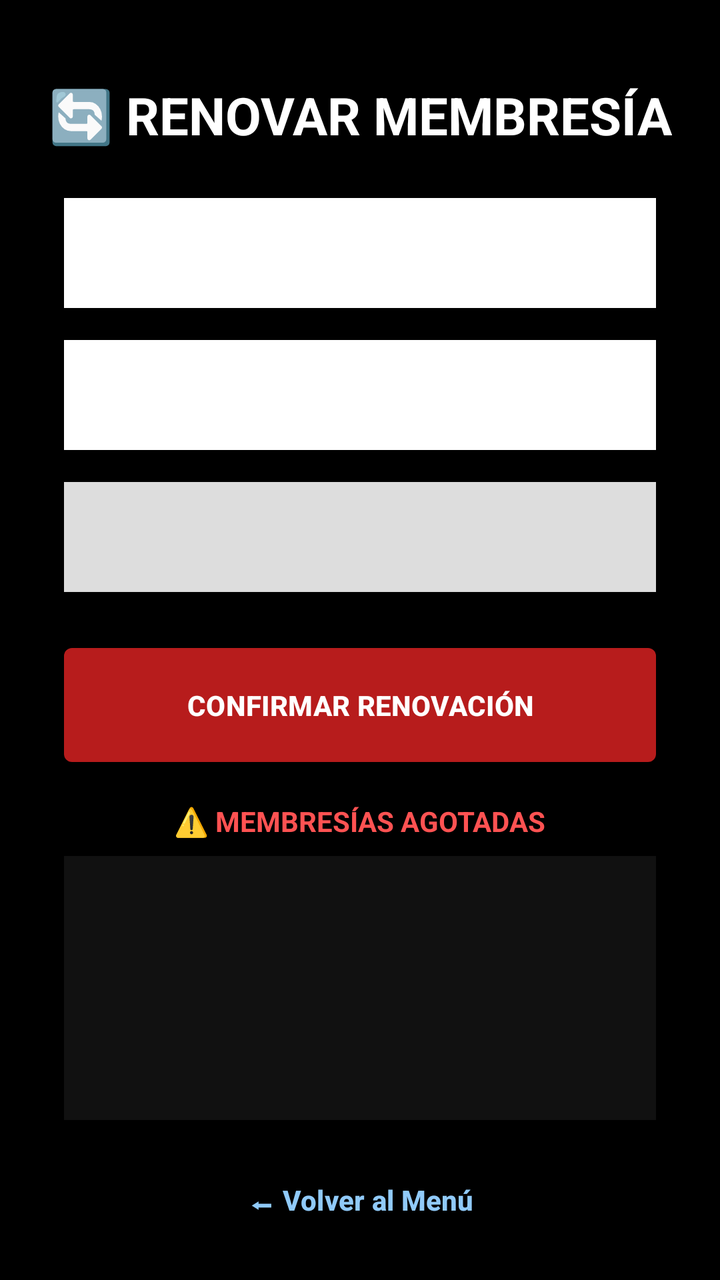
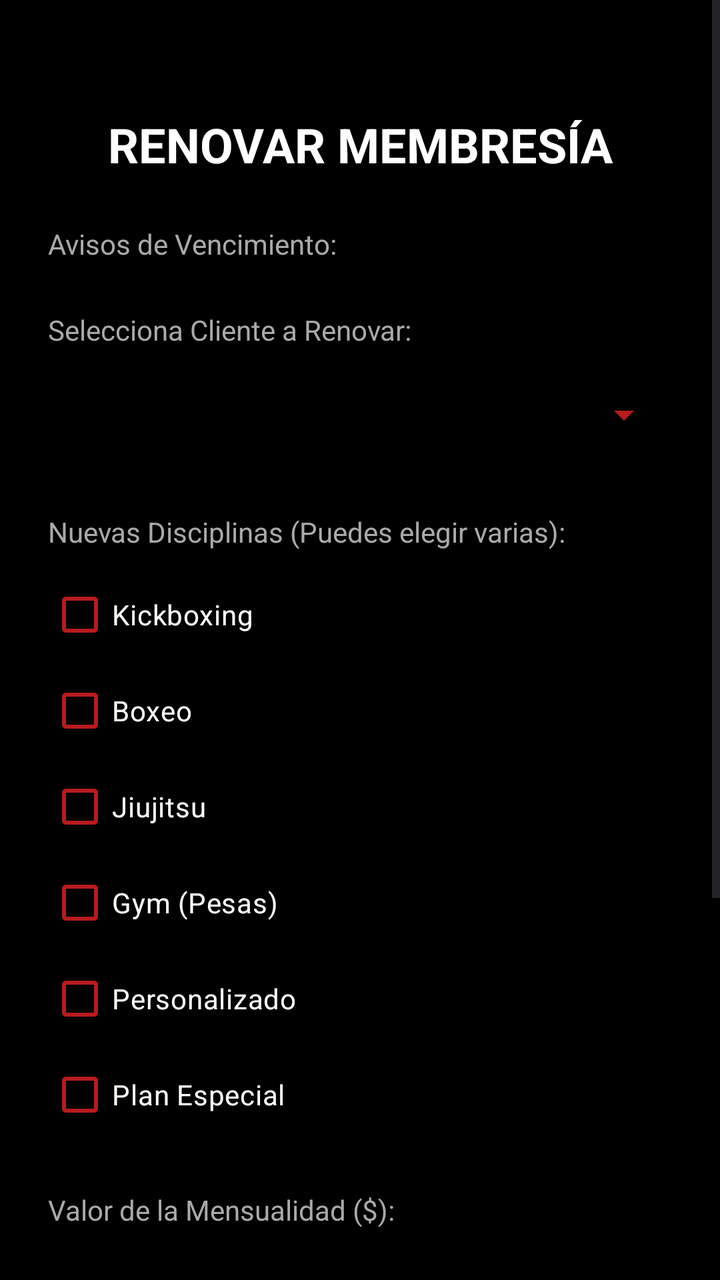

Two renders of the same Android screen: before a commit and after it. Below are the layout's source before the change and the commit's diff.
<!-- AndroidManifest.xml: application theme Theme.GYMKRATOS -->
<!-- res/layout/activity_renovar.xml -->
<?xml version="1.0" encoding="utf-8"?>
<androidx.constraintlayout.widget.ConstraintLayout xmlns:android="http://schemas.android.com/apk/res/android"
    xmlns:app="http://schemas.android.com/apk/res-auto"
    android:id="@+id/main"
    android:layout_width="match_parent"
    android:layout_height="match_parent"
    android:background="#000000">

    <TextView
        android:id="@+id/tvTituloRenovar"
        android:layout_width="wrap_content"
        android:layout_height="wrap_content"
        android:layout_marginTop="40dp"
        android:text="🔄 RENOVAR MEMBRESÍA"
        android:textColor="#FFFFFF"
        android:textSize="26sp"
        android:textStyle="bold"
        app:layout_constraintEnd_toEndOf="parent"
        app:layout_constraintStart_toStartOf="parent"
        app:layout_constraintTop_toTopOf="parent" />

    
    <Spinner
        android:id="@+id/spinnerClientesRenovar"
        android:layout_width="0dp"
        android:layout_height="55dp"
        android:layout_marginHorizontal="32dp"
        android:layout_marginTop="24dp"
        android:background="#FFFFFF"
        app:layout_constraintEnd_toEndOf="parent"
        app:layout_constraintStart_toStartOf="parent"
        app:layout_constraintTop_toBottomOf="@+id/tvTituloRenovar" />

    
    <Spinner
        android:id="@+id/spinnerDisciplinaRenovar"
        android:layout_width="0dp"
        android:layout_height="55dp"
        android:layout_marginHorizontal="32dp"
        android:layout_marginTop="16dp"
        android:background="#FFFFFF"
        app:layout_constraintEnd_toEndOf="parent"
        app:layout_constraintStart_toStartOf="parent"
        app:layout_constraintTop_toBottomOf="@+id/spinnerClientesRenovar" />

    
    <Spinner
        android:id="@+id/spinnerMontoRenovar"
        android:layout_width="0dp"
        android:layout_height="55dp"
        android:layout_marginHorizontal="32dp"
        android:layout_marginTop="16dp"
        android:background="#DDDDDD"
        app:layout_constraintEnd_toEndOf="parent"
        app:layout_constraintStart_toStartOf="parent"
        app:layout_constraintTop_toBottomOf="@+id/spinnerDisciplinaRenovar" />

    <Button
        android:id="@+id/btnRenovarAccion"
        android:layout_width="0dp"
        android:layout_height="65dp"
        android:layout_marginHorizontal="32dp"
        android:layout_marginTop="24dp"
        android:text="CONFIRMAR RENOVACIÓN"
        android:textColor="#FFFFFF"
        android:textStyle="bold"
        app:backgroundTint="#B71C1C"
        app:cornerRadius="4dp"
        app:layout_constraintEnd_toEndOf="parent"
        app:layout_constraintStart_toStartOf="parent"
        app:layout_constraintTop_toBottomOf="@+id/spinnerMontoRenovar" />

    
    <TextView
        android:id="@+id/tvTituloVencidos"
        android:layout_width="wrap_content"
        android:layout_height="wrap_content"
        android:layout_marginTop="16dp"
        android:text="⚠️ MEMBRESÍAS AGOTADAS"
        android:textColor="#FF5252"
        android:textStyle="bold"
        app:layout_constraintEnd_toEndOf="parent"
        app:layout_constraintStart_toStartOf="parent"
        app:layout_constraintTop_toBottomOf="@+id/btnRenovarAccion" />

    
    <ScrollView
        android:id="@+id/scrollVencidos"
        android:layout_width="0dp"
        android:layout_height="0dp"
        android:layout_marginHorizontal="32dp"
        android:layout_marginTop="8dp"
        android:layout_marginBottom="16dp"
        android:background="#111111"
        android:padding="8dp"
        app:layout_constraintBottom_toTopOf="@+id/btnVolverDesdeRenovar"
        app:layout_constraintEnd_toEndOf="parent"
        app:layout_constraintStart_toStartOf="parent"
        app:layout_constraintTop_toBottomOf="@+id/tvTituloVencidos">

        <LinearLayout
            android:id="@+id/contenedorVencidos"
            android:layout_width="match_parent"
            android:layout_height="wrap_content"
            android:orientation="vertical" />
    </ScrollView>

    <Button
        android:id="@+id/btnVolverDesdeRenovar"
        android:layout_width="wrap_content"
        android:layout_height="wrap_content"
        android:layout_marginBottom="16dp"
        android:background="@android:color/transparent"
        android:text="⬅ Volver al Menú"
        android:textColor="#90CAF9"
        android:textStyle="bold"
        app:layout_constraintBottom_toBottomOf="parent"
        app:layout_constraintEnd_toEndOf="parent"
        app:layout_constraintStart_toStartOf="parent" />

</androidx.constraintlayout.widget.ConstraintLayout>
<!-- resources referenced by this layout -->
<resources>
  <style name="Theme.GYMKRATOS" parent="Base.Theme.GYMKRATOS" />
  <style name="Base.Theme.GYMKRATOS" parent="Theme.Material3.DayNight.NoActionBar">
          
          
      </style>
</resources>

<!-- the commit's change to res/layout/activity_renovar.xml (unified diff, before → after) -->
@@ -1,121 +1,155 @@
 <?xml version="1.0" encoding="utf-8"?>
-<androidx.constraintlayout.widget.ConstraintLayout xmlns:android="http://schemas.android.com/apk/res/android"
+<ScrollView xmlns:android="http://schemas.android.com/apk/res/android"
     xmlns:app="http://schemas.android.com/apk/res-auto"
     android:id="@+id/main"
     android:layout_width="match_parent"
     android:layout_height="match_parent"
-    android:background="#000000">
+    android:background="#000000"
+    android:fillViewport="true">
 
-    <TextView
-        android:id="@+id/tvTituloRenovar"
-        android:layout_width="wrap_content"
+    <LinearLayout
+        android:layout_width="match_parent"
         android:layout_height="wrap_content"
-        android:layout_marginTop="40dp"
-        android:text="🔄 RENOVAR MEMBRESÍA"
-        android:textColor="#FFFFFF"
-        android:textSize="26sp"
-        android:textStyle="bold"
-        app:layout_constraintEnd_toEndOf="parent"
-        app:layout_constraintStart_toStartOf="parent"
-        app:layout_constraintTop_toTopOf="parent" />
+        android:orientation="vertical"
+        android:padding="24dp">
 
-    
-    <Spinner
-        android:id="@+id/spinnerClientesRenovar"
-        android:layout_width="0dp"
-        android:layout_height="55dp"
-        android:layout_marginHorizontal="32dp"
-        android:layout_marginTop="24dp"
-        android:background="#FFFFFF"
-        app:layout_constraintEnd_toEndOf="parent"
-        app:layout_constraintStart_toStartOf="parent"
-        app:layout_constraintTop_toBottomOf="@+id/tvTituloRenovar" />
+        <TextView
+            android:layout_width="match_parent"
+            android:layout_height="wrap_content"
+            android:text="RENOVAR MEMBRESÍA"
+            android:textAlignment="center"
+            android:textColor="#FFFFFF"
+            android:textSize="24sp"
+            android:textStyle="bold"
+            android:layout_marginBottom="24dp"
+            android:layout_marginTop="32dp"/>
 
-    
-    <Spinner
-        android:id="@+id/spinnerDisciplinaRenovar"
-        android:layout_width="0dp"
-        android:layout_height="55dp"
-        android:layout_marginHorizontal="32dp"
-        android:layout_marginTop="16dp"
-        android:background="#FFFFFF"
-        app:layout_constraintEnd_toEndOf="parent"
-        app:layout_constraintStart_toStartOf="parent"
-        app:layout_constraintTop_toBottomOf="@+id/spinnerClientesRenovar" />
-
-    
-    <Spinner
-        android:id="@+id/spinnerMontoRenovar"
-        android:layout_width="0dp"
-        android:layout_height="55dp"
-        android:layout_marginHorizontal="32dp"
-        android:layout_marginTop="16dp"
-        android:background="#DDDDDD"
-        app:layout_constraintEnd_toEndOf="parent"
-        app:layout_constraintStart_toStartOf="parent"
-        app:layout_constraintTop_toBottomOf="@+id/spinnerDisciplinaRenovar" />
-
-    <Button
-        android:id="@+id/btnRenovarAccion"
-        android:layout_width="0dp"
-        android:layout_height="65dp"
-        android:layout_marginHorizontal="32dp"
-        android:layout_marginTop="24dp"
-        android:text="CONFIRMAR RENOVACIÓN"
-        android:textColor="#FFFFFF"
-        android:textStyle="bold"
-        app:backgroundTint="#B71C1C"
-        app:cornerRadius="4dp"
-        app:layout_constraintEnd_toEndOf="parent"
-        app:layout_constraintStart_toStartOf="parent"
-        app:layout_constraintTop_toBottomOf="@+id/spinnerMontoRenovar" />
-
-    
-    <TextView
-        android:id="@+id/tvTituloVencidos"
-        android:layout_width="wrap_content"
-        android:layout_height="wrap_content"
-        android:layout_marginTop="16dp"
-        android:text="⚠️ MEMBRESÍAS AGOTADAS"
-        android:textColor="#FF5252"
-        android:textStyle="bold"
-        app:layout_constraintEnd_toEndOf="parent"
-        app:layout_constraintStart_toStartOf="parent"
-        app:layout_constraintTop_toBottomOf="@+id/btnRenovarAccion" />
-
-    
-    <ScrollView
-        android:id="@+id/scrollVencidos"
-        android:layout_width="0dp"
-        android:layout_height="0dp"
-        android:layout_marginHorizontal="32dp"
-        android:layout_marginTop="8dp"
-        android:layout_marginBottom="16dp"
-        android:background="#111111"
-        android:padding="8dp"
-        app:layout_constraintBottom_toTopOf="@+id/btnVolverDesdeRenovar"
-        app:layout_constraintEnd_toEndOf="parent"
-        app:layout_constraintStart_toStartOf="parent"
-        app:layout_constraintTop_toBottomOf="@+id/tvTituloVencidos">
+        
+        <TextView
+            android:layout_width="match_parent"
+            android:layout_height="wrap_content"
+            android:text="Avisos de Vencimiento:"
+            android:textColor="#AAAAAA"
+            android:layout_marginBottom="8dp"/>
 
         <LinearLayout
             android:id="@+id/contenedorVencidos"
             android:layout_width="match_parent"
             android:layout_height="wrap_content"
-            android:orientation="vertical" />
-    </ScrollView>
+            android:orientation="vertical"
+            android:layout_marginBottom="16dp"/>
 
-    <Button
-        android:id="@+id/btnVolverDesdeRenovar"
-        android:layout_width="wrap_content"
-        android:layout_height="wrap_content"
-        android:layout_marginBottom="16dp"
-        android:background="@android:color/transparent"
-        android:text="⬅ Volver al Menú"
-        android:textColor="#90CAF9"
-        android:textStyle="bold"
-        app:layout_constraintBottom_toBottomOf="parent"
-        app:layout_constraintEnd_toEndOf="parent"
-        app:layout_constraintStart_toStartOf="parent" />
+        
+        <TextView
+            android:layout_width="match_parent"
+            android:layout_height="wrap_content"
+            android:text="Selecciona Cliente a Renovar:"
+            android:textColor="#AAAAAA"
+            android:layout_marginBottom="8dp"/>
 
-</androidx.constraintlayout.widget.ConstraintLayout>
+        <Spinner
+            android:id="@+id/spinnerClientesRenovar"
+            android:layout_width="match_parent"
+            android:layout_height="50dp"
+            android:backgroundTint="#B71C1C"
+            android:layout_marginBottom="24dp"/>
+
+        <TextView
+            android:layout_width="match_parent"
+            android:layout_height="wrap_content"
+            android:text="Nuevas Disciplinas (Puedes elegir varias):"
+            android:textColor="#AAAAAA"
+            android:layout_marginBottom="8dp"/>
+
+        
+        <CheckBox
+            android:id="@+id/cbKickboxingRenovar"
+            android:layout_width="match_parent"
+            android:layout_height="wrap_content"
+            android:text="Kickboxing"
+            android:textColor="#FFFFFF"
+            android:buttonTint="#B71C1C"/>
+
+        <CheckBox
+            android:id="@+id/cbBoxeoRenovar"
+            android:layout_width="match_parent"
+            android:layout_height="wrap_content"
+            android:text="Boxeo"
+            android:textColor="#FFFFFF"
+            android:buttonTint="#B71C1C"/>
+
+        <CheckBox
+            android:id="@+id/cbJiujitsuRenovar"
+            android:layout_width="match_parent"
+            android:layout_height="wrap_content"
+            android:text="Jiujitsu"
+            android:textColor="#FFFFFF"
+            android:buttonTint="#B71C1C"/>
+
+        <CheckBox
+            android:id="@+id/cbGymRenovar"
+            android:layout_width="match_parent"
+            android:layout_height="wrap_content"
+            android:text="Gym (Pesas)"
+            android:textColor="#FFFFFF"
+            android:buttonTint="#B71C1C"/>
+
+        <CheckBox
+            android:id="@+id/cbPersonalizadoRenovar"
+            android:layout_width="match_parent"
+            android:layout_height="wrap_content"
+            android:text="Personalizado"
+            android:textColor="#FFFFFF"
+            android:buttonTint="#B71C1C"/>
+
+        <CheckBox
+            android:id="@+id/cbPlanEspecialRenovar"
+            android:layout_width="match_parent"
+            android:layout_height="wrap_content"
+            android:text="Plan Especial"
+            android:textColor="#FFFFFF"
+            android:buttonTint="#B71C1C"
+            android:layout_marginBottom="24dp"/>
+
+        <TextView
+            android:layout_width="match_parent"
+            android:layout_height="wrap_content"
+            android:text="Valor de la Mensualidad ($):"
+            android:textColor="#AAAAAA"
+            android:layout_marginBottom="8dp"/>
+
+        <EditText
+            android:id="@+id/inputMontoUnicoRenovar"
+            android:layout_width="match_parent"
+            android:layout_height="60dp"
+            android:hint="Ej: 35000"
+            android:textColorHint="#888888"
+            android:textColor="#FFFFFF"
+            android:backgroundTint="#B71C1C"
+            android:inputType="number"
+            android:layout_marginBottom="32dp"/>
+
+        <Button
+            android:id="@+id/btnRenovarAccion"
+            android:layout_width="match_parent"
+            android:layout_height="65dp"
+            android:text="🔄 RENOVAR MEMBRESÍA"
+            android:textColor="#FFFFFF"
+            android:textStyle="bold"
+            app:backgroundTint="#B71C1C"
+            app:cornerRadius="4dp"
+            android:layout_marginBottom="12dp"/>
+
+        <Button
+            android:id="@+id/btnVolverDesdeRenovar"
+            android:layout_width="match_parent"
+            android:layout_height="65dp"
+            android:text="VOLVER AL MENÚ"
+            android:textColor="#FFFFFF"
+            android:textStyle="bold"
+            app:backgroundTint="#424242"
+            app:cornerRadius="4dp"
+            android:layout_marginBottom="32dp"/>
+
+    </LinearLayout>
+</ScrollView>
